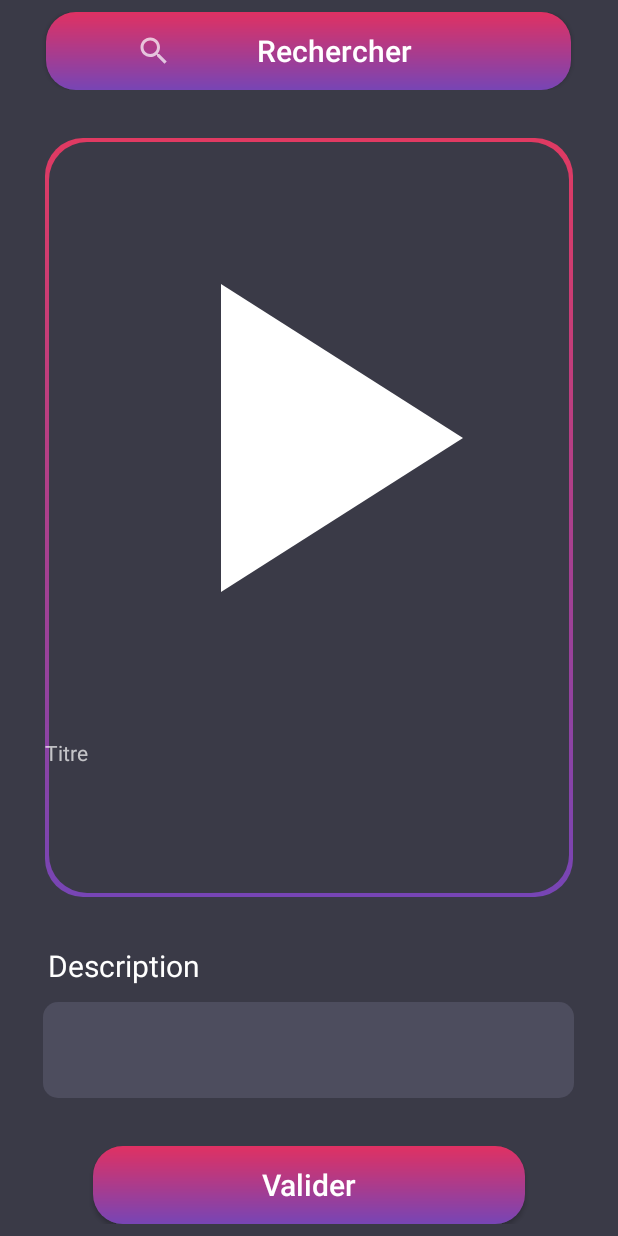
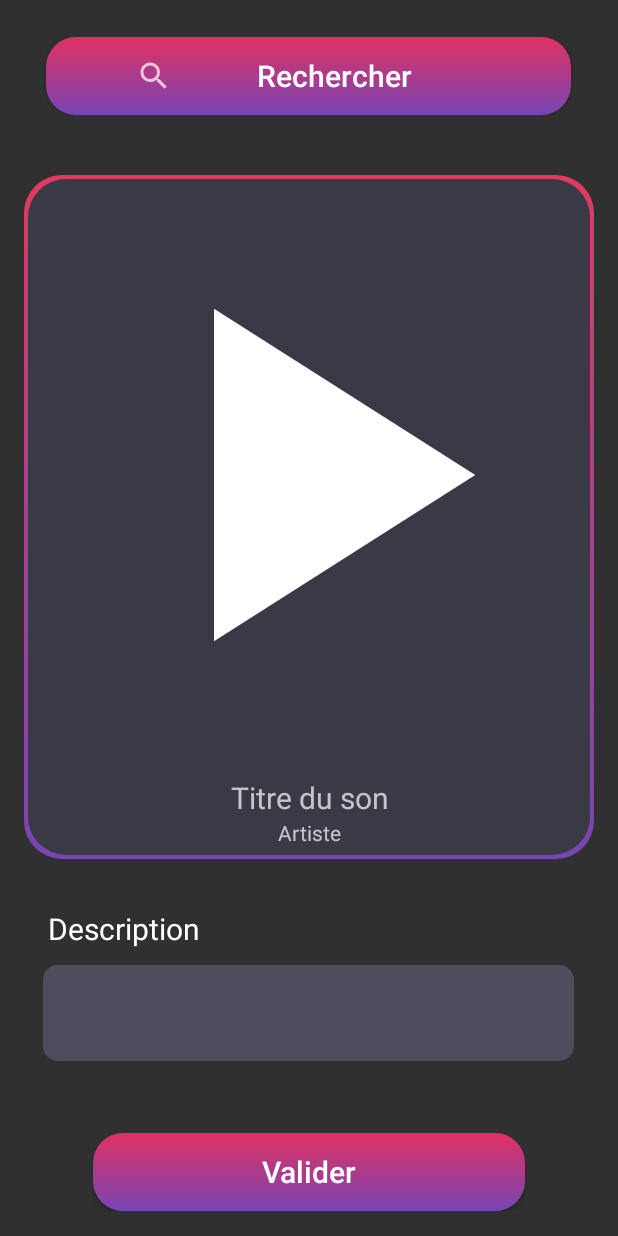
Before and after one commit to Trax-hub/DaSong, an Android app: the screen it shows after launch (MainActivity), on a phone screen of 412 x 824 dp. Run offline under Robolectric (Android 15) with nearby library versions, the phone set to English and light mode, and no system bars; our stand-ins replace Firebase (no records; nobody signed in at launch, a user with empty details on screens opened directly), Picasso; pictures from the network do not load.

Commit message:
constraint

```diff
--- a/app/src/main/res/layout/activity_main.xml
+++ b/app/src/main/res/layout/activity_main.xml
@@ -1,20 +1,21 @@
 <?xml version="1.0" encoding="utf-8"?>
-<RelativeLayout xmlns:android="http://schemas.android.com/apk/res/android"
+<androidx.constraintlayout.widget.ConstraintLayout xmlns:android="http://schemas.android.com/apk/res/android"
     xmlns:app="http://schemas.android.com/apk/res-auto"
     xmlns:tools="http://schemas.android.com/tools"
     android:layout_width="match_parent"
-    android:layout_height="match_parent"
-    tools:context=".MainActivity"
-    android:background="#3A3A47"
-    android:orientation="vertical">
+    android:layout_height="match_parent">
 
     <LinearLayout
         android:id="@+id/button_search_layout"
-        android:layout_width="fill_parent"
+        android:layout_width="match_parent"
         android:layout_height="wrap_content"
-        android:layout_marginBottom="32dp"
-        android:layout_marginTop="8dp"
-        android:gravity="center">
+        android:layout_margin="8dp"
+        android:gravity="center"
+        android:orientation="horizontal"
+        app:layout_constraintBottom_toTopOf="@+id/view_song"
+        app:layout_constraintEnd_toEndOf="parent"
+        app:layout_constraintStart_toStartOf="parent"
+        app:layout_constraintTop_toTopOf="parent">
 
         <androidx.appcompat.widget.AppCompatButton
             android:id="@+id/search_button"
@@ -30,20 +31,21 @@
             android:textSize="20sp"
 
             />
+    </LinearLayout>
 
-
-    </LinearLayout>
 
     <RelativeLayout
         android:id="@+id/view_song"
-        android:layout_width="352dp"
-        android:layout_height="340dp"
-        android:layout_above="@id/description_label"
-        android:layout_below="@id/button_search_layout"
+        android:layout_width="match_parent"
+        android:layout_height="wrap_content"
         android:layout_centerHorizontal="true"
-        android:layout_marginBottom="32dp"
+        android:layout_margin="16dp"
         android:background="@drawable/song_background"
-    android:gravity="center">
+        android:gravity="center"
+        app:layout_constraintBottom_toTopOf="@+id/linearLayout"
+        app:layout_constraintEnd_toEndOf="parent"
+        app:layout_constraintStart_toStartOf="parent"
+        app:layout_constraintTop_toBottomOf="@+id/button_search_layout">
 
         <RelativeLayout
             android:id="@+id/cover_layout"
@@ -56,7 +58,7 @@
                 android:layout_width="400px"
                 android:layout_height="400px"
                 android:layout_centerHorizontal="true"
-            android:layout_centerVertical="true"/>
+                android:layout_centerVertical="true" />
 
             <ImageView
                 android:layout_width="match_parent"
@@ -68,26 +70,41 @@
         <TextView
             android:id="@+id/track_title"
             android:layout_width="match_parent"
-        android:layout_height="match_parent"
+            android:layout_height="wrap_content"
             android:layout_below="@id/cover_layout"
-        android:text="Titre" />
+            android:layout_marginTop="1dp"
+            android:text="Titre du son"
+            android:textAlignment="center"
+            android:textSize="20sp" />
+
         <TextView
             android:id="@+id/track_artist"
             android:layout_width="match_parent"
-        android:layout_height="match_parent"
+            android:layout_height="wrap_content"
             android:layout_below="@id/track_title"
-        android:text="Artiste"/>
-
-
+            android:text="Artiste"
+            android:textAlignment="center"
+            android:layout_marginBottom="8dp"/>
 
 
     </RelativeLayout>
+
+    <LinearLayout
+        android:id="@+id/linearLayout"
+        android:layout_width="match_parent"
+        android:layout_height="wrap_content"
+        android:orientation="vertical"
+        app:layout_constraintBottom_toTopOf="@+id/button_validate_layout"
+        app:layout_constraintEnd_toEndOf="parent"
+        app:layout_constraintHorizontal_bias="0.0"
+        app:layout_constraintStart_toStartOf="parent"
+        app:layout_constraintTop_toBottomOf="@+id/view_song">
+
 
         <TextView
             android:id="@+id/description_label"
             android:layout_width="wrap_content"
             android:layout_height="wrap_content"
-        android:layout_above="@id/textField_description"
             android:layout_marginHorizontal="32dp"
             android:text="Description"
             android:textColor="#FFFFFF"
@@ -97,7 +114,6 @@
             android:id="@+id/textField_description"
             android:layout_width="match_parent"
             android:layout_height="wrap_content"
-        android:layout_above="@id/button_validate_layout"
             android:layout_marginBottom="32dp"
             android:gravity="center_horizontal">
 
@@ -112,13 +128,20 @@
 
         </com.google.android.material.textfield.TextInputLayout>
 
+
+    </LinearLayout>
+
     <LinearLayout
         android:id="@+id/button_validate_layout"
         android:layout_width="fill_parent"
         android:layout_height="wrap_content"
         android:layout_alignParentBottom="true"
-        android:layout_marginBottom="8dp"
-        android:gravity="center">
+        android:gravity="center"
+        app:layout_constraintBottom_toBottomOf="parent"
+        app:layout_constraintEnd_toEndOf="parent"
+        app:layout_constraintHorizontal_bias="0.0"
+        app:layout_constraintStart_toStartOf="parent"
+        app:layout_constraintTop_toBottomOf="@+id/linearLayout">
 
         <androidx.appcompat.widget.AppCompatButton
             android:id="@+id/validate_button"
@@ -135,4 +158,5 @@
 
     </LinearLayout>
 
-</RelativeLayout>
+
+</androidx.constraintlayout.widget.ConstraintLayout>
```
Lines whose indentation alone changed are shown as unchanged.
